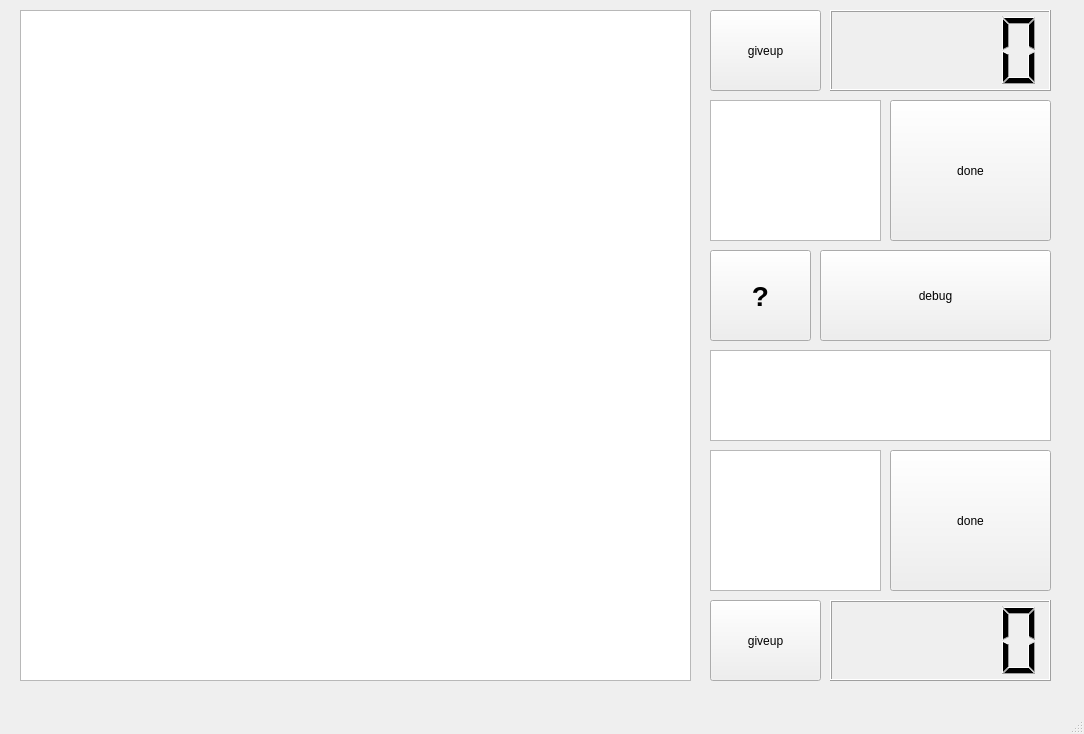
The window that chess_project/chess.ui (naaaaaru/robit_QT_project) describes before a commit, drawn with Qt 5.
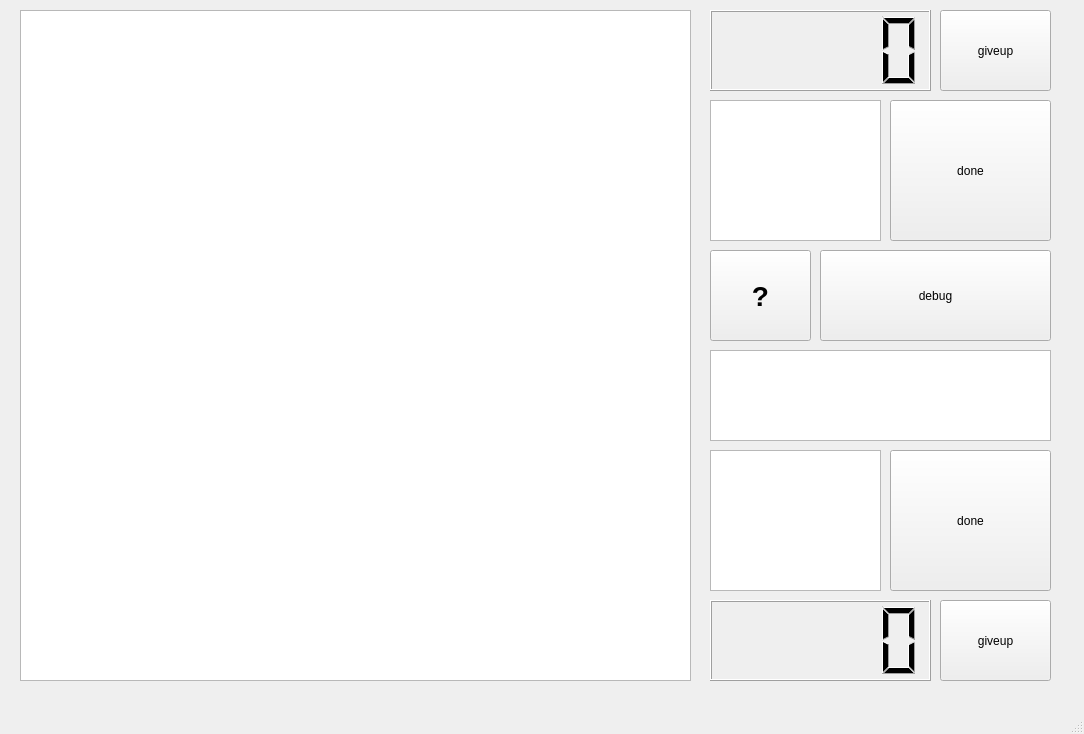
The same window after the commit.

What changed in the file:
```diff
--- a/chess_project/chess.ui
+++ b/chess_project/chess.ui
@@ -33,7 +33,7 @@
    <widget class="QLCDNumber" name="black_timer">
     <property name="geometry">
      <rect>
-      <x>830</x>
+      <x>710</x>
       <y>10</y>
       <width>221</width>
       <height>81</height>
@@ -43,7 +43,7 @@
    <widget class="QLCDNumber" name="white_timer">
     <property name="geometry">
      <rect>
-      <x>830</x>
+      <x>710</x>
       <y>600</y>
       <width>221</width>
       <height>81</height>
@@ -79,7 +79,7 @@
    <widget class="QPushButton" name="black_giveup">
     <property name="geometry">
      <rect>
-      <x>710</x>
+      <x>940</x>
       <y>10</y>
       <width>111</width>
       <height>81</height>
@@ -92,7 +92,7 @@
    <widget class="QPushButton" name="white_giveup">
     <property name="geometry">
      <rect>
-      <x>710</x>
+      <x>940</x>
       <y>600</y>
       <width>111</width>
       <height>81</height>
```
